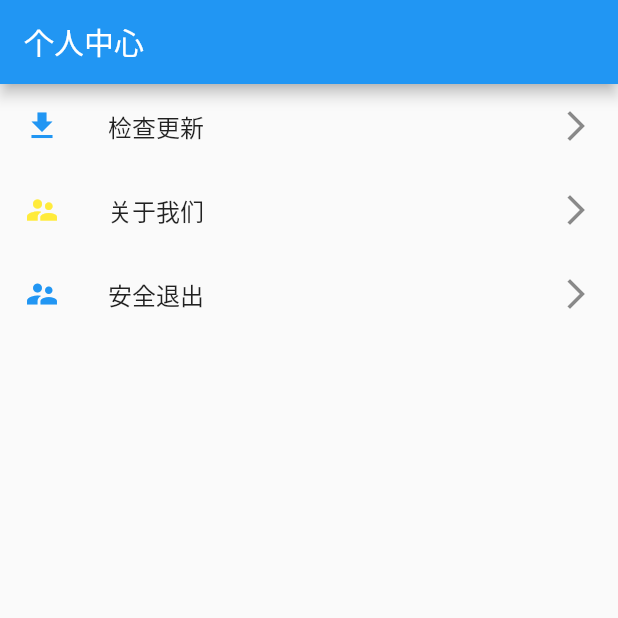
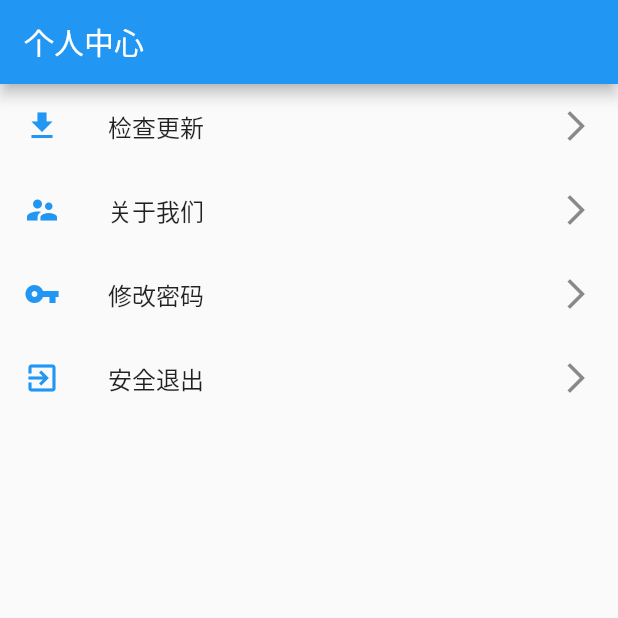
Before and after one commit to GleasonBian/device_app, a Flutter app: the PageFour screen opened directly, on a phone screen of 412 x 824 dp, the top half of it. Run offline on Flutter 3.47's test engine with Material 2 defaults, Android fonts, the phone set to English and light mode, and no system bars; our stand-ins replace dio, fluro, fluttertoast, pull_to_refresh, shared_preferences; missing offline and left inert: flutter_custom_dialog; accounts and stored records are empty; statements that could not run were skipped.

Commit message:
我的页面

```diff
--- a/lib/pages/four.dart
+++ b/lib/pages/four.dart
@@ -21,12 +21,17 @@ class _PageFourState extends State<PageFour> {
               trailing: new Icon(Icons.arrow_forward_ios)
           ),
           ListTile(
-              leading:new Icon(Icons.supervisor_account,color: Colors.yellow,),
+              leading:new Icon(Icons.supervisor_account,color: Colors.blue,),
               title:Text('关于我们'),
               trailing: new Icon(Icons.arrow_forward_ios)
           ),
           ListTile(
-              leading:new Icon(Icons.supervisor_account,color: Colors.blue,),
+              leading:new Icon(Icons.vpn_key,color: Colors.blue,),
+              title:Text('修改密码'),
+              trailing: new Icon(Icons.arrow_forward_ios)
+          ),
+          ListTile(
+              leading:new Icon(Icons.exit_to_app,color: Colors.blue,),
               title:Text('安全退出'),
               trailing: new Icon(Icons.arrow_forward_ios)
           )
```
